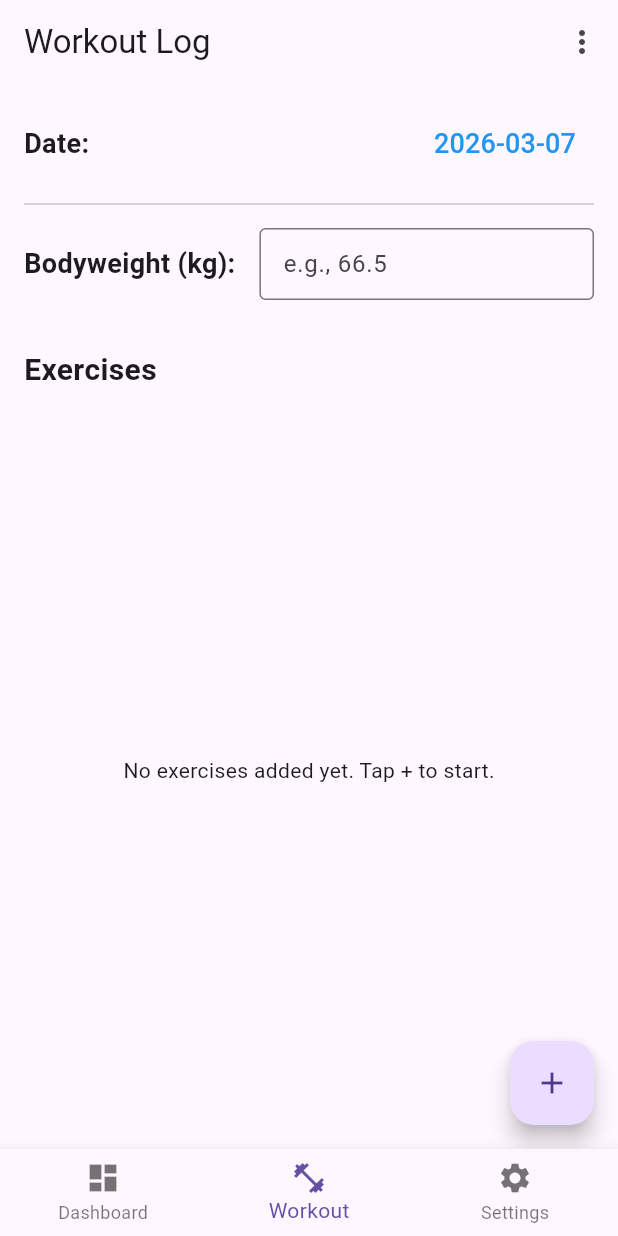
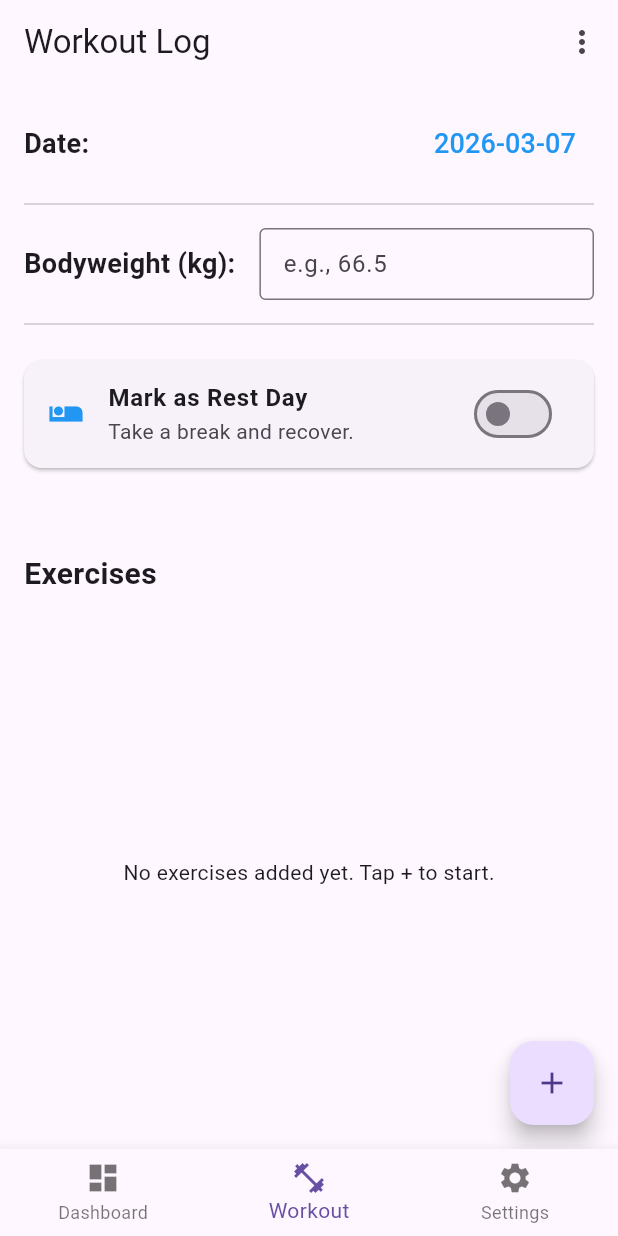
Before and after one commit to pratikg003/gym-tracker, a Flutter app: the screen it shows after launch, on a phone screen of 412 x 824 dp. Run offline on Flutter 3.47's test engine with Material 3 defaults, Android fonts, the phone set to English and light mode, and no system bars; our stand-ins replace file_picker, fl_chart, share_plus, sqflite; accounts and stored records are empty.

Commit message:
Added rest day toggle UI and implemented SQLite database migration for rest day tracking

```diff
--- a/lib/core/database/database_helper.dart
+++ b/lib/core/database/database_helper.dart
@@ -3,7 +3,7 @@ import 'package:path/path.dart';
 
 class DatabaseHelper {
   static const _databaseName = "GymTracker.db";
-  static const _databaseVersion = 1;
+  static const _databaseVersion = 2;
 
   DatabaseHelper._privateConstructor();
   static final DatabaseHelper instance = DatabaseHelper._privateConstructor();
@@ -22,8 +22,18 @@ class DatabaseHelper {
       path,
       version: _databaseVersion,
       onCreate: _onCreate,
+      onUpgrade: _onUpgrade,
       onConfigure: _onConfigure,
     );
+  }
+
+  Future _onUpgrade(Database db, int oldVersion, int newVersion) async {
+    if (oldVersion < 2) {
+      // Add the new column to the existing table without deleting data
+      await db.execute(
+        'ALTER TABLE daily_logs ADD COLUMN is_rest_day INTEGER DEFAULT 0',
+      );
+    }
   }
 
   Future _onConfigure(Database db) async {
@@ -41,6 +51,7 @@ class DatabaseHelper {
       CREATE TABLE daily_logs(
         id INTEGER PRIMARY KEY AUTOINCREMENT,
         date TEXT UNIQUE NOT NULL,
+        is_rest_day INTEGER DEFAULT 0,
         body_weight REAL
         )
     ''');
--- a/lib/core/models/daily_log.dart
+++ b/lib/core/models/daily_log.dart
@@ -3,12 +3,14 @@ import 'package:gym_tracker/core/models/workout_exercise.dart';
 class DailyLog {
   final int? id;
   final String date;
+  bool isRestDay;
   final double? bodyWeight;
   final List<WorkoutExercise> exercises;
 
   DailyLog({
     this.id,
     required this.date,
+    this.isRestDay = false,
     this.bodyWeight,
     this.exercises = const [],
   });
--- a/lib/ui/screens/daily_log_screen.dart
+++ b/lib/ui/screens/daily_log_screen.dart
@@ -191,7 +191,45 @@ class _DailyLogScreenState extends State<DailyLogScreen> {
                     ),
                   ],
                 ),
+                const Divider(height: 32),
 
+                // --- 3. REST DAY TOGGLE ---
+                if (provider.currentLog != null)
+                  Card(
+                    margin: const EdgeInsets.symmetric(
+                      vertical: 8.0,
+                    ), // Removed horizontal margin to align with padding
+                    child: SwitchListTile(
+                      title: const Text(
+                        'Mark as Rest Day',
+                        style: TextStyle(fontWeight: FontWeight.bold),
+                      ),
+                      subtitle: const Text('Take a break and recover.'),
+                      secondary: const Icon(
+                        Icons.airline_seat_individual_suite,
+                        color: Colors.blue,
+                      ),
+                      value: provider.currentLog!.isRestDay,
+                      onChanged: (bool value) {
+                        provider.toggleRestDay(value);
+                      },
+                    ),
+                  ),
+
+                const SizedBox(height: 16),
+
+                // --- 4. EXERCISE LIST OR REST DAY MESSAGE ---
+                if (provider.currentLog != null &&
+                    provider.currentLog!.isRestDay)
+                  const Expanded(
+                    child: Center(
+                      child: Text(
+                        "Enjoy your rest day! 🛑",
+                        style: TextStyle(fontSize: 18, color: Colors.grey),
+                      ),
+                    ),
+                  )
+                else ...[
                   const SizedBox(height: 32),
                   const Text(
                     "Exercises",
@@ -268,6 +306,7 @@ class _DailyLogScreenState extends State<DailyLogScreen> {
                             },
                           ),
                   ),
+                ],
               ],
             ),
           );
```
Also changed, not shown: lib/core/database/gym_repository.dart (+13 -0 lines), lib/core/providers/workout_provider.dart (+32 -3 lines). Lines whose indentation alone changed are shown as unchanged.
